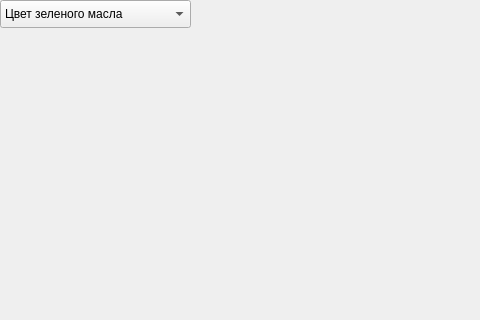
Before: the Qt Designer form client1/mainwindow.ui in dimchik3476/Test_project, drawn with Qt 5; both pictures show x 0 to 480 and y 0 to 320 of the 1257 by 835 pixel window.
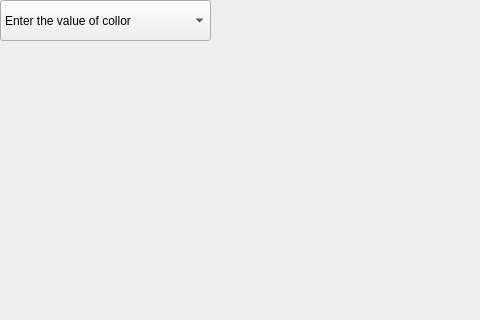
After: the same form once the commit is applied. Icons and pictures are not drawn.

What changed in the file:
```diff
--- a/client1/mainwindow.ui
+++ b/client1/mainwindow.ui
@@ -30,10 +30,10 @@
    <widget class="QLabel" name="label">
     <property name="geometry">
      <rect>
-      <x>10</x>
-      <y>30</y>
+      <x>20</x>
+      <y>60</y>
       <width>161</width>
-      <height>131</height>
+      <height>51</height>
      </rect>
     </property>
     <property name="styleSheet">
@@ -48,13 +48,13 @@
      <rect>
       <x>0</x>
       <y>0</y>
-      <width>191</width>
-      <height>28</height>
+      <width>211</width>
+      <height>41</height>
      </rect>
     </property>
     <item>
      <property name="text">
-      <string>Цвет зеленого масла</string>
+      <string>Enter the value of collor</string>
      </property>
     </item>
     <item>
```
Left out of the diff: 36 changed lines with no effect on the pictures.
